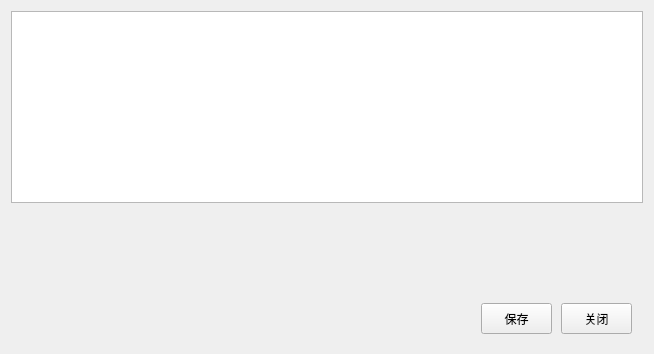
The window that data-transfer-dialog.ui (liuqiang12/UIBasePlatformFrame) describes before a commit, drawn with Qt 5.
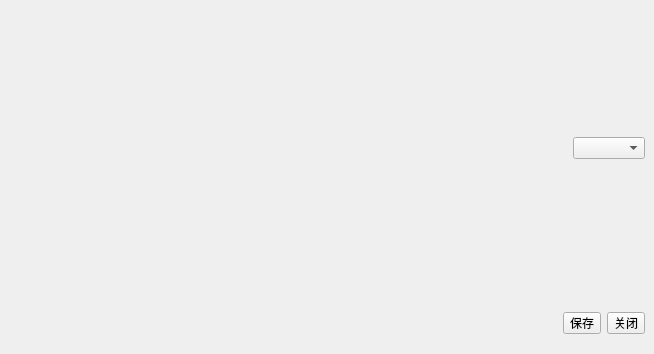
The same window after the commit.

What changed in the file:
```diff
--- a/data-transfer-dialog.ui
+++ b/data-transfer-dialog.ui
@@ -14,21 +14,49 @@
    <string>Dialog</string>
   </property>
   <layout class="QGridLayout" name="gridLayout">
+   <property name="leftMargin">
+    <number>0</number>
+   </property>
+   <property name="topMargin">
+    <number>0</number>
+   </property>
+   <property name="rightMargin">
+    <number>0</number>
+   </property>
    <item row="0" column="0">
-    <widget class="QListWidget" name="listWidget"/>
-   </item>
-   <item row="1" column="0">
-    <spacer name="verticalSpacer">
-     <property name="orientation">
-      <enum>Qt::Vertical</enum>
-     </property>
-     <property name="sizeHint" stdset="0">
+    <widget class="QWidget" name="widget" native="true">
+     <property name="minimumSize">
       <size>
        <width>20</width>
-       <height>89</height>
+       <height>30</height>
+      </size>
+     </property>
+     <layout class="QHBoxLayout" name="horizontalLayout_2">
+      <item>
+       <spacer name="horizontalSpacer_2">
+        <property name="orientation">
+         <enum>Qt::Horizontal</enum>
+        </property>
+        <property name="sizeHint" stdset="0">
+         <size>
+          <width>555</width>
+          <height>20</height>
       </size>
      </property>
     </spacer>
+      </item>
+      <item>
+       <widget class="QComboBox" name="comboBox">
+        <property name="currentText">
+         <string/>
+        </property>
+       </widget>
+      </item>
+     </layout>
+    </widget>
+   </item>
+   <item row="1" column="0">
+    <layout class="QGridLayout" name="gridLayout_2"/>
    </item>
    <item row="2" column="0">
     <widget class="QWidget" name="widget_2" native="true">
@@ -44,32 +72,41 @@
        <height>40</height>
       </size>
      </property>
+     <layout class="QHBoxLayout" name="horizontalLayout">
+      <item>
+       <spacer name="horizontalSpacer">
+        <property name="orientation">
+         <enum>Qt::Horizontal</enum>
+        </property>
+        <property name="sizeHint" stdset="0">
+         <size>
+          <width>40</width>
+          <height>20</height>
+         </size>
+        </property>
+       </spacer>
+      </item>
+      <item>
      <widget class="QToolButton" name="toolButton">
-      <property name="geometry">
-       <rect>
-        <x>470</x>
-        <y>0</y>
-        <width>71</width>
-        <height>31</height>
-       </rect>
+        <property name="minimumSize">
+         <size>
+          <width>0</width>
+          <height>20</height>
+         </size>
       </property>
       <property name="text">
        <string>保存</string>
       </property>
      </widget>
+      </item>
+      <item>
      <widget class="QToolButton" name="toolButton_2">
-      <property name="geometry">
-       <rect>
-        <x>550</x>
-        <y>0</y>
-        <width>71</width>
-        <height>31</height>
-       </rect>
-      </property>
       <property name="text">
        <string>关闭</string>
       </property>
      </widget>
+      </item>
+     </layout>
     </widget>
    </item>
   </layout>
```
Lines whose indentation alone changed are shown as unchanged.
